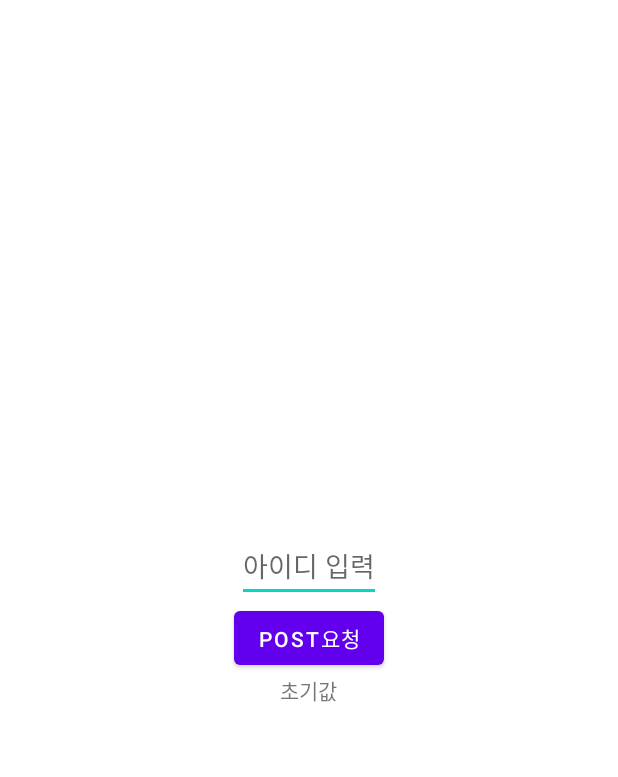
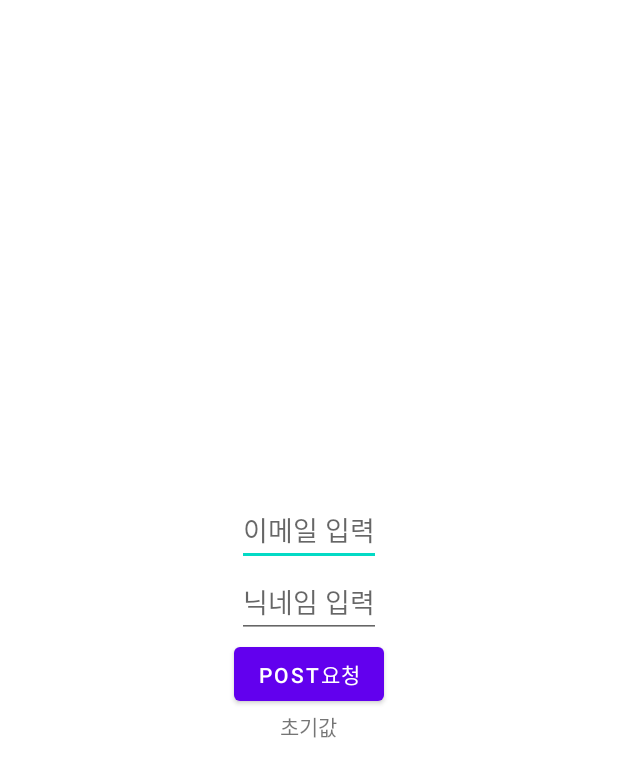
Before and after one commit to andy000923/kotlin-retrofit, an Android app: the layout activity_main.xml on its own in the app's theme, with its tools: preview values and no code run, on a phone screen of 412 x 824 dp. Shown: the top 777 px of the screen. Run offline under Robolectric (Android 15) with nearby library versions, the phone set to English and light mode, and no system bars.

```diff
--- a/app/src/main/java/com/umc/test/APIS.kt
+++ b/app/src/main/java/com/umc/test/APIS.kt
@@ -9,7 +9,7 @@ import retrofit2.http.*
 
 interface APIS {
 
-    @POST("/auth/kakao")
+    @POST("api/auth/join")
     @Headers("accept: application/json",
         "content-type: application/json")
     fun post_users(
@@ -18,7 +18,7 @@ interface APIS {
 
 
     companion object { // static 처럼 공유객체로 사용가능함. 모든 인스턴스가 공유하는 객체로서 동작함.
-        private const val BASE_URL = "https://pick-cle.shop/api/" // 주소
+        private const val BASE_URL = "https://pick-cle.shop/" // 주소
 
         fun create(): APIS {
 
--- a/app/src/main/java/com/umc/test/DataModels.kt
+++ b/app/src/main/java/com/umc/test/DataModels.kt
@@ -2,9 +2,12 @@ package com.umc.test
 
 
 data class PostModel(
-    var accessToken : String
+    var email : String,
+    var name : String
+
 )
 
+
 data class PostResult(
-    var result:String
+    var token : String
 )
--- a/app/src/main/java/com/umc/test/MainActivity.kt
+++ b/app/src/main/java/com/umc/test/MainActivity.kt
@@ -17,13 +17,15 @@ class MainActivity : AppCompatActivity() {
 
 
         binding.postbutton.setOnClickListener {
-            val data = PostModel(binding.idedt.text.toString())
+            val data = PostModel(binding.idedt.text.toString(),binding.nickedt.text.toString())
             api.post_users(data).enqueue(object : Callback<PostResult> {
                 override fun onResponse(call: Call<PostResult>, response: Response<PostResult>) {
                     Log.d("log",response.toString())
+
                     Log.d("log",response.body().toString())
                     if(!response.body().toString().isEmpty())
-                        binding.text.setText(response.body().toString());
+                        binding.text.setText(response.body().toString())
+                    Log.d("log",response.body().toString())
                 }
                 override fun onFailure(call: Call<PostResult>, t: Throwable) {
                     // 실패
--- a/app/src/main/res/layout/activity_main.xml
+++ b/app/src/main/res/layout/activity_main.xml
@@ -13,9 +13,18 @@
         android:layout_gravity="center"
         android:layout_width="wrap_content"
         android:layout_height="wrap_content"
-        android:hint="아이디 입력"
+        android:hint="이메일 입력"
         tools:layout_editor_absoluteY="55dp" />
-
+    <EditText
+        android:id="@+id/nickedt"
+        android:layout_gravity="center"
+        android:layout_width="wrap_content"
+        android:layout_height="wrap_content"
+        android:hint="닉네임 입력"
+        app:layout_constraintEnd_toEndOf="parent"
+        app:layout_constraintHorizontal_bias="0.482"
+        app:layout_constraintStart_toStartOf="parent"
+        tools:layout_editor_absoluteY="134dp" />
     <Button
         android:layout_gravity="center"
         android:id="@+id/postbutton"
```
